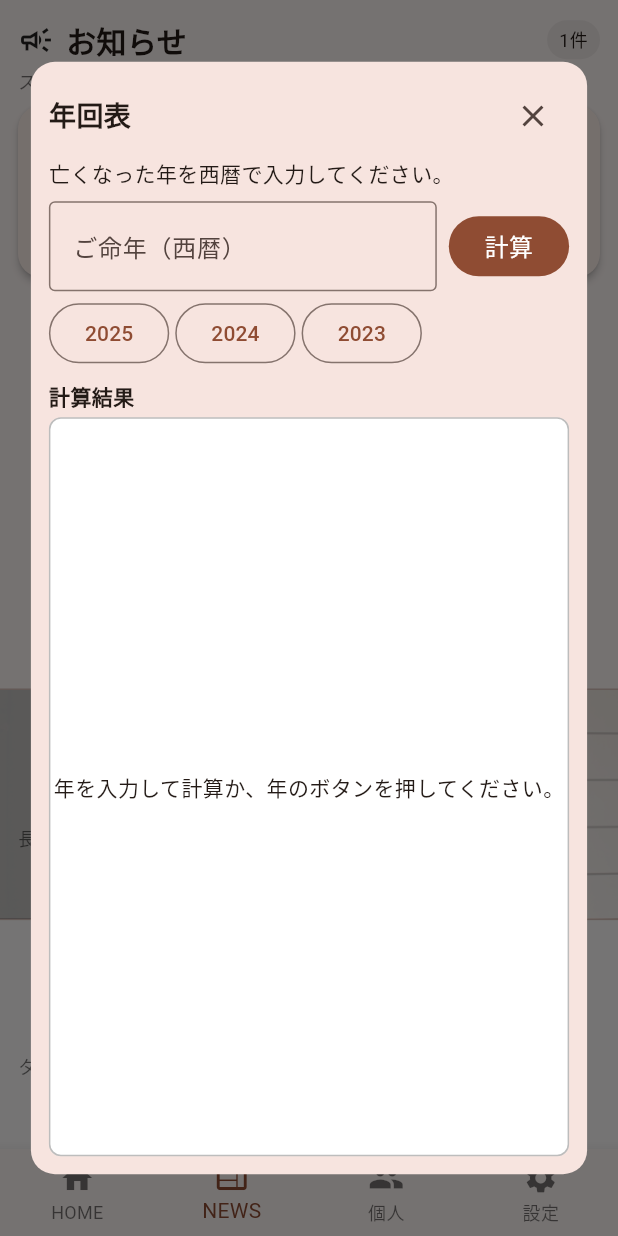
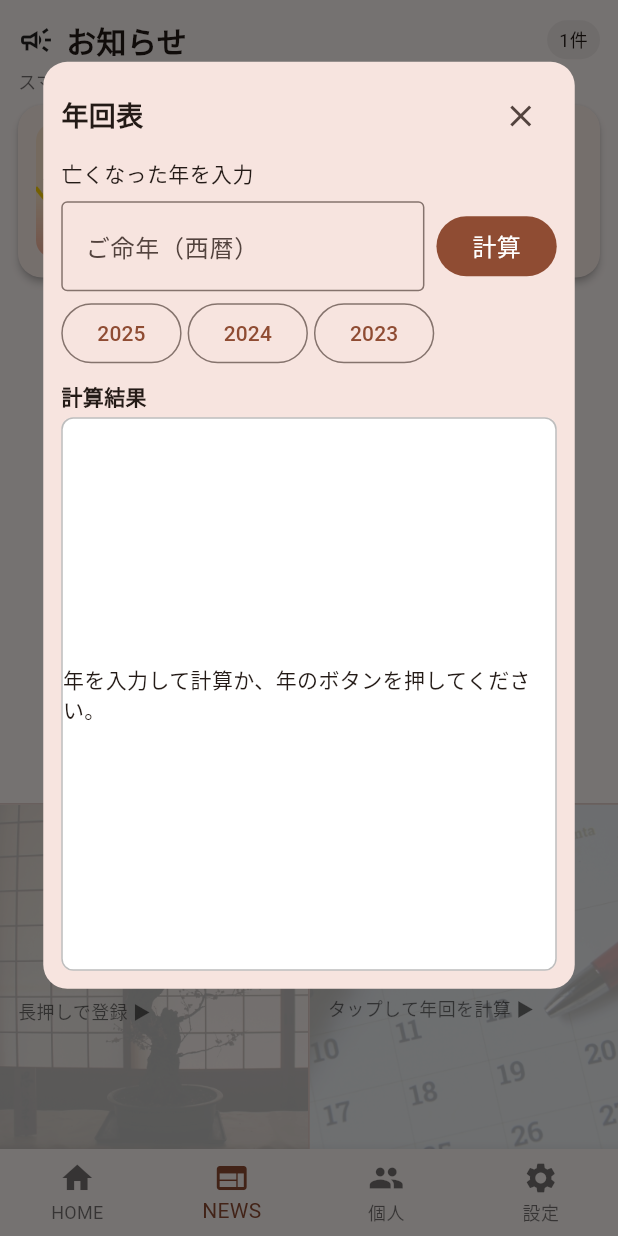
Before and after one commit to giun0721-byte/smadan02, a Flutter app: the screen it shows after launch, item 2 of the bottom bar chosen, after a tap on "年回表", on a phone screen of 412 x 824 dp. Run offline on Flutter 3.47's test engine with Material 3 defaults, Android fonts, the light colour scheme and no system bars; our stand-ins replace csv, image_picker, shared_preferences, video_player; project files that could hold a hidden picture were left out.

Commit message:
Update app & web

```diff
--- a/lib/news_page.dart
+++ b/lib/news_page.dart
@@ -117,30 +117,18 @@ class _NewsPageState extends State<NewsPage> {
           SafeArea(
             child: _error != null
                 ? _buildError()
-                : LayoutBuilder(
-                    builder: (context, constraints) {
-                      final isNarrow = constraints.maxWidth < 700;
-
-                      return Column(
-                        children: [
-                          // 上 60%：お知らせ一覧のみ
+                : Column(
+                    children: [
+                      // 上 70%：お知らせ一覧
                       Expanded(
-                            flex: 6,
+                        flex: 7,
                         child: _buildTopFrame(),
                       ),
                       const Divider(height: 1),
-                          // 下 40%：左 お寺情報 / 右 年回表
+                      // 下 30%：左 お寺情報 / 右 年回表（スマホでも常に左右分割）
                       Expanded(
-                            flex: 4,
-                            child: isNarrow
-                                ? const Column(
-                                    children: [
-                                      Expanded(child: TempleInfoPanel()),
-                                      Divider(height: 1),
-                                      Expanded(child: NenkiPanel()),
-                                    ],
-                                  )
-                                : const Row(
+                        flex: 3,
+                        child: const Row(
                           children: [
                             Expanded(child: TempleInfoPanel()),
                             VerticalDivider(width: 1),
@@ -149,8 +137,6 @@ class _NewsPageState extends State<NewsPage> {
                         ),
                       ),
                     ],
-                      );
-                    },
                   ),
           ),
           if (_openedArticle != null) _buildArticleOverlay(),
@@ -530,11 +516,17 @@ class _TempleInfoPanelState extends State<TempleInfoPanel> {
       barrierDismissible: true,
       barrierColor: Colors.black54,
       builder: (context) {
-        return Align(
-          alignment: Alignment.center,
-          child: FractionallySizedBox(
-            heightFactor: 0.9, // 上下 5% 余白
-            widthFactor: 0.9, // 左右 5% 余白
+        return LayoutBuilder(
+          builder: (context, constraints) {
+            final h = constraints.maxHeight;
+            final w = constraints.maxWidth;
+            return Padding(
+              padding: EdgeInsets.only(
+                top: h * 0.05,
+                bottom: h * 0.05,
+                left: w * 0.05,
+                right: w * 0.05,
+              ),
               child: Card(
                 shape: RoundedRectangleBorder(
                   borderRadius: BorderRadius.circular(16),
@@ -664,7 +656,8 @@ class _TempleInfoPanelState extends State<TempleInfoPanel> {
                   ),
                 ),
               ),
-          ),
+            );
+          },
         );
       },
     );
@@ -784,7 +777,7 @@ class _TempleInfoPanelState extends State<TempleInfoPanel> {
               children: [
                 // --- 未登録時の表示 ---
                 if (!isRegistered) ...[
-                  // 「年回表」と同様の角丸白背景＋中央寄せ
+                  // 角丸白背景＋中央寄せ
                   Center(
                     child: Container(
                       padding: const EdgeInsets.symmetric(
@@ -824,10 +817,11 @@ class _TempleInfoPanelState extends State<TempleInfoPanel> {
 
                 // --- 登録済み表示 ---
                 if (isRegistered) ...[
-                  // お寺名：白い角丸ボタン風
-                  Container(
-                    padding:
-                        const EdgeInsets.symmetric(horizontal: 12, vertical: 6),
+                  // お寺名：白い角丸ボタン風を横中央へ
+                  Center(
+                    child: Container(
+                      padding: const EdgeInsets.symmetric(
+                          horizontal: 12, vertical: 6),
                       decoration: BoxDecoration(
                         color: Colors.white,
                         borderRadius: BorderRadius.circular(20),
@@ -847,6 +841,7 @@ class _TempleInfoPanelState extends State<TempleInfoPanel> {
                         ),
                       ),
                     ),
+                  ),
                   if (_sect.isNotEmpty) ...[
                     const SizedBox(height: 8),
                     Text(
@@ -859,12 +854,15 @@ class _TempleInfoPanelState extends State<TempleInfoPanel> {
                     ),
                   ],
                   // 住所は非表示
-                  const Spacer(),
-                  const Align(
-                    alignment: Alignment.bottomRight,
+
+                  // 「タップで連絡／長押しで登録 ▶」を縦中央・左揃え
+                  const Expanded(
+                    child: Align(
+                      alignment: Alignment.centerLeft,
                       child: Text(
                         'タップで連絡／長押しで登録 ▶',
                         style: TextStyle(fontSize: 12, color: Colors.black54),
+                      ),
                     ),
                   ),
                 ],
@@ -959,6 +957,26 @@ class _TempleInfoDialogState extends State<TempleInfoDialog> {
   }
 
   Future<void> _save() async {
+    // どこか1項目でも入力されているかチェック
+    final name = _templeNameController.text.trim();
+    final sect = _sectController.text.trim();
+    final addr = _addressController.text.trim();
+    final phone = _phoneController.text.trim();
+    final email = _emailController.text.trim();
+
+    if (name.isEmpty &&
+        sect.isEmpty &&
+        addr.isEmpty &&
+        phone.isEmpty &&
+        email.isEmpty) {
+      // 全部空なら保存させない
+      ScaffoldMessenger.of(context).showSnackBar(
+        const SnackBar(content: Text('いずれか1項目以上入力してください。')),
+      );
+      return;
+    }
+
+    // 入力が1項目以上あれば、フォーマットだけチェック
     if (!_formKey.currentState!.validate()) return;
 
     setState(() {
@@ -984,13 +1002,17 @@ class _TempleInfoDialogState extends State<TempleInfoDialog> {
 
   @override
   Widget build(BuildContext context) {
+    // 画面全体に対して：上5％・左右7％・下10％の余白で AlertDialog を表示
     return LayoutBuilder(
       builder: (context, constraints) {
-        return Center(
-          child: ConstrainedBox(
-            constraints: BoxConstraints(
-              maxWidth: constraints.maxWidth * 0.9, // 左右5%余白
-              maxHeight: constraints.maxHeight * 0.9, // 上下5%余白
+        final h = constraints.maxHeight;
+        final w = constraints.maxWidth;
+        return Padding(
+          padding: EdgeInsets.only(
+            top: h * 0.05,
+            bottom: h * 0.10,
+            left: w * 0.07,
+            right: w * 0.07,
           ),
           child: AlertDialog(
             title: const Text('お寺の情報'),
@@ -1006,7 +1028,6 @@ class _TempleInfoDialogState extends State<TempleInfoDialog> {
                         label: 'お寺の名前',
                         controller: _templeNameController,
                         hint: '例）◯◯寺',
-                          isRequired: true,
                       ),
                       const SizedBox(height: 8),
                       _buildTextField(
@@ -1053,12 +1074,14 @@ class _TempleInfoDialogState extends State<TempleInfoDialog> {
                         label: 'メールアドレス',
                         controller: _emailController,
                         hint: '例）example@example.com',
+                        // 入力されているときだけ形式チェックを行う
                         validator: (value) {
-                            if (value == null || value.trim().isEmpty) {
-                              return 'メールアドレスを入力してください';
-                            }
-                            if (!RegExp(r'^[^@]+@[^@]+\.[^@]+')
-                                .hasMatch(value.trim())) {
+                          final text = value?.trim() ?? '';
+                          if (text.isEmpty) {
+                            // 未入力はOK（必須ではない）
+                            return null;
+                          }
+                          if (!RegExp(r'^[^@]+@[^@]+\.[^@]+').hasMatch(text)) {
                             return '正しい形式のメールアドレスを入力してください';
                           }
                           return null;
@@ -1080,7 +1103,6 @@ class _TempleInfoDialogState extends State<TempleInfoDialog> {
               ),
             ],
           ),
-          ),
         );
       },
     );
@@ -1090,7 +1112,6 @@ class _TempleInfoDialogState extends State<TempleInfoDialog> {
     required String label,
     required TextEditingController controller,
     String? hint,
-    bool isRequired = false,
     int maxLines = 1,
     void Function(String)? onChanged,
     String? Function(String?)? validator,
@@ -1105,15 +1126,8 @@ class _TempleInfoDialogState extends State<TempleInfoDialog> {
         border: const OutlineInputBorder(),
       ),
       onChanged: onChanged,
-      validator: validator ??
-          (isRequired
-              ? (value) {
-                  if (value == null || value.trim().isEmpty) {
-                    return '$label を入力してください。';
-                  }
-                  return null;
-                }
-              : null),
+      // デフォルトでは必須チェックは行わない（任意入力）
+      validator: validator,
     );
   }
 }
@@ -1135,11 +1149,18 @@ class _NenkiPanelState extends State<NenkiPanel> {
       barrierDismissible: true,
       barrierColor: Colors.black54,
       builder: (context) {
-        return Align(
-          alignment: Alignment.center,
-          child: FractionallySizedBox(
-            heightFactor: 0.9, // 上下5%余白
-            widthFactor: 0.9, // 左右5%余白
+        return LayoutBuilder(
+          builder: (context, constraints) {
+            final h = constraints.maxHeight;
+            final w = constraints.maxWidth;
+            return Padding(
+              // 上5％・左右7％・下10％の余白
+              padding: EdgeInsets.only(
+                top: h * 0.05,
+                bottom: h * 0.20,
+                left: w * 0.07,
+                right: w * 0.07,
+              ),
               child: Dialog(
                 insetPadding: EdgeInsets.zero,
                 shape: RoundedRectangleBorder(
@@ -1147,7 +1168,8 @@ class _NenkiPanelState extends State<NenkiPanel> {
                 ),
                 child: const _NenkiDialog(),
               ),
-          ),
+            );
+          },
         );
       },
     );
@@ -1380,7 +1402,7 @@ class _NenkiDialogState extends State<_NenkiDialog> {
           ),
           const SizedBox(height: 4),
           const Text(
-            '亡くなった年を西暦で入力してください。',
+            '亡くなった年を入力',
             style: TextStyle(fontSize: 14, height: 1.5),
           ),
           const SizedBox(height: 8),
```
Also changed, not shown: 3 other files. Lines whose indentation alone changed are shown as unchanged.
